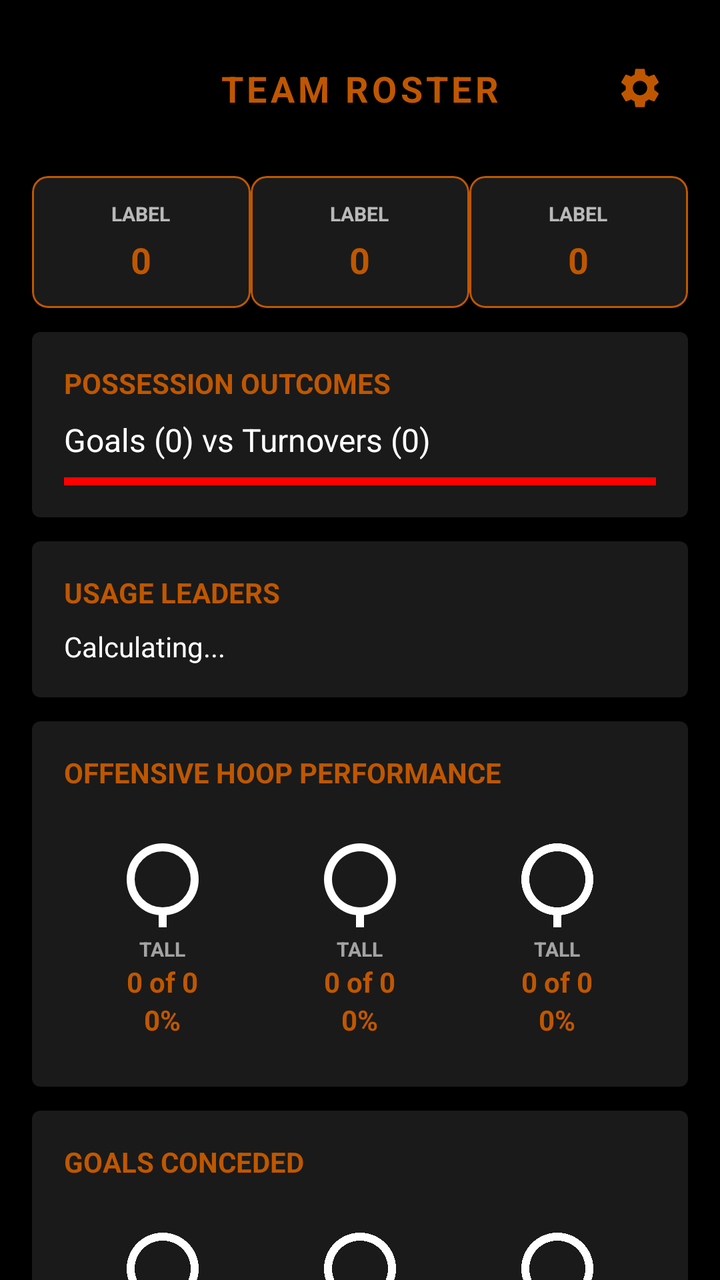
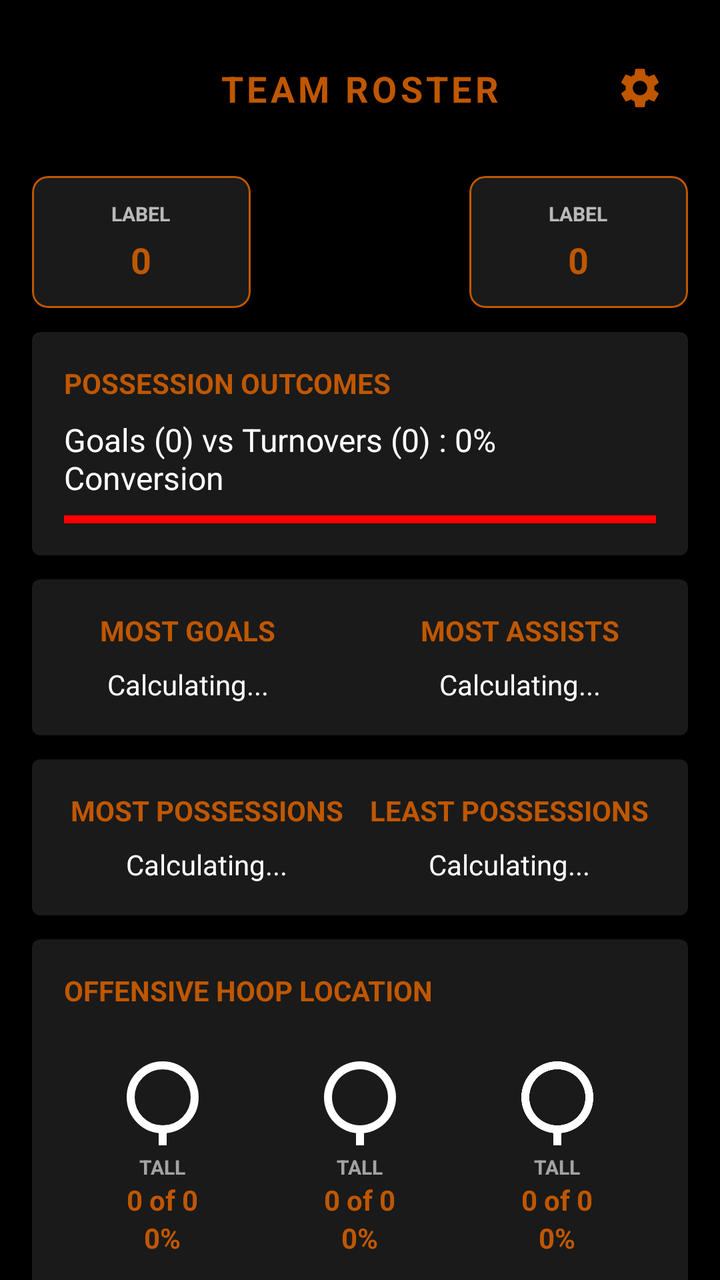

The first picture is an Android layout as it rendered before a commit; the second is the same layout after the commit. The layout source and the unified diff follow.
<!-- AndroidManifest.xml: application theme Theme.QuadballSidelineManager -->
<!-- res/layout/fragment_summary.xml -->
<?xml version="1.0" encoding="utf-8"?>
<androidx.core.widget.NestedScrollView xmlns:android="http://schemas.android.com/apk/res/android"
    xmlns:app="http://schemas.android.com/apk/res-auto"
    android:layout_width="match_parent"
    android:layout_height="match_parent"
    android:background="@color/black"
    android:fillViewport="true">

    <androidx.constraintlayout.widget.ConstraintLayout
        android:layout_width="match_parent"
        android:layout_height="wrap_content"
        android:padding="16dp">

        <include
            android:id="@+id/summary_header"
            layout="@layout/view_header"
            app:layout_constraintTop_toTopOf="parent" />

        <LinearLayout
            android:id="@+id/layout_quick_stats"
            android:layout_width="match_parent"
            android:layout_height="wrap_content"
            android:layout_marginTop="16dp"
            android:orientation="horizontal"
            app:layout_constraintTop_toBottomOf="@id/summary_header">

            <include android:id="@+id/stat_score_team" layout="@layout/item_summary_mini_card" android:layout_width="0dp" android:layout_height="wrap_content" android:layout_weight="1" />
            <include android:id="@+id/stat_shooting_perc" layout="@layout/item_summary_mini_card" android:layout_width="0dp" android:layout_height="wrap_content" android:layout_weight="1" />
            <include android:id="@+id/stat_score_opp" layout="@layout/item_summary_mini_card" android:layout_width="0dp" android:layout_height="wrap_content" android:layout_weight="1" />
        </LinearLayout>

        <com.google.android.material.card.MaterialCardView
            android:id="@+id/card_offensive_breakdown"
            android:layout_width="match_parent"
            android:layout_height="wrap_content"
            android:layout_marginTop="12dp"
            app:cardBackgroundColor="@color/light_black"
            app:layout_constraintTop_toBottomOf="@id/layout_quick_stats">

            <LinearLayout
                android:layout_width="match_parent"
                android:layout_height="wrap_content"
                android:orientation="vertical"
                android:padding="16dp">

                <TextView
                    android:layout_width="wrap_content"
                    android:layout_height="wrap_content"
                    android:text="POSSESSION OUTCOMES"
                    android:textColor="@color/burnt_orange"
                    android:textStyle="bold" />

                <TextView
                    android:id="@+id/tv_possession_ratio"
                    android:layout_width="match_parent"
                    android:layout_height="wrap_content"
                    android:layout_marginTop="8dp"
                    android:text="Goals (0) vs Turnovers (0)"
                    android:textColor="@color/white"
                    android:textSize="16sp" />

                <com.google.android.material.progressindicator.LinearProgressIndicator
                    android:id="@+id/progress_goal_ratio"
                    android:layout_width="match_parent"
                    android:layout_height="wrap_content"
                    android:layout_marginTop="8dp"
                    app:trackColor="@color/red"
                    app:indicatorColor="@color/green" />
            </LinearLayout>
        </com.google.android.material.card.MaterialCardView>

        <com.google.android.material.card.MaterialCardView
            android:id="@+id/card_usage"
            android:layout_width="match_parent"
            android:layout_height="wrap_content"
            android:layout_marginTop="12dp"
            app:cardBackgroundColor="@color/light_black"
            app:layout_constraintTop_toBottomOf="@id/card_offensive_breakdown">

            <LinearLayout
                android:layout_width="match_parent"
                android:layout_height="wrap_content"
                android:orientation="vertical"
                android:padding="16dp">

                <TextView
                    android:layout_width="wrap_content"
                    android:layout_height="wrap_content"
                    android:text="USAGE LEADERS"
                    android:textColor="@color/burnt_orange"
                    android:textStyle="bold" />

                <TextView
                    android:id="@+id/tv_high_usage"
                    android:layout_width="match_parent"
                    android:layout_height="wrap_content"
                    android:layout_marginTop="8dp"
                    android:text="Calculating..."
                    android:textColor="@color/white" />
            </LinearLayout>
        </com.google.android.material.card.MaterialCardView>

        <com.google.android.material.card.MaterialCardView
            android:id="@+id/card_hoop_performance"
            android:layout_width="match_parent"
            android:layout_height="wrap_content"
            android:layout_marginTop="12dp"
            app:cardBackgroundColor="@color/light_black"
            app:layout_constraintTop_toBottomOf="@id/card_usage">

            <LinearLayout
                android:layout_width="match_parent"
                android:layout_height="wrap_content"
                android:orientation="vertical"
                android:padding="16dp">

                <TextView
                    android:layout_width="wrap_content"
                    android:layout_height="wrap_content"
                    android:text="OFFENSIVE HOOP PERFORMANCE"
                    android:textColor="@color/burnt_orange"
                    android:textStyle="bold" />

                <LinearLayout
                    android:layout_width="match_parent"
                    android:layout_height="wrap_content"
                    android:layout_marginTop="12dp"
                    android:orientation="horizontal">

                    <include android:id="@+id/opp_hoop_small" layout="@layout/item_hoop_stat" android:layout_width="0dp" android:layout_height="wrap_content" android:layout_weight="1" />
                    <include android:id="@+id/opp_hoop_tall" layout="@layout/item_hoop_stat" android:layout_width="0dp" android:layout_height="wrap_content" android:layout_weight="1" />
                    <include android:id="@+id/opp_hoop_medium" layout="@layout/item_hoop_stat" android:layout_width="0dp" android:layout_height="wrap_content" android:layout_weight="1" />
                </LinearLayout>
            </LinearLayout>
        </com.google.android.material.card.MaterialCardView>

        <com.google.android.material.card.MaterialCardView
            android:id="@+id/card_goals_conceded"
            android:layout_width="match_parent"
            android:layout_height="wrap_content"
            android:layout_marginTop="12dp"
            app:cardBackgroundColor="@color/light_black"
            app:layout_constraintTop_toBottomOf="@id/card_hoop_performance">

            <LinearLayout
                android:layout_width="match_parent"
                android:layout_height="wrap_content"
                android:orientation="vertical"
                android:padding="16dp">

                <TextView
                    android:layout_width="wrap_content"
                    android:layout_height="wrap_content"
                    android:text="GOALS CONCEDED"
                    android:textColor="@color/burnt_orange"
                    android:textStyle="bold" />

                <LinearLayout
                    android:layout_width="match_parent"
                    android:layout_height="wrap_content"
                    android:layout_marginTop="12dp"
                    android:orientation="horizontal">

                    <include android:id="@+id/txq_hoop_medium" layout="@layout/item_hoop_stat" android:layout_width="0dp" android:layout_height="wrap_content" android:layout_weight="1" />
                    <include android:id="@+id/txq_hoop_tall" layout="@layout/item_hoop_stat" android:layout_width="0dp" android:layout_height="wrap_content" android:layout_weight="1" />
                    <include android:id="@+id/txq_hoop_small" layout="@layout/item_hoop_stat" android:layout_width="0dp" android:layout_height="wrap_content" android:layout_weight="1" />
                </LinearLayout>
            </LinearLayout>
        </com.google.android.material.card.MaterialCardView>

    </androidx.constraintlayout.widget.ConstraintLayout>
</androidx.core.widget.NestedScrollView>
<!-- res/layout/view_header.xml (included above) -->
<com.google.android.material.appbar.MaterialToolbar
    xmlns:android="http://schemas.android.com/apk/res/android"
    xmlns:app="http://schemas.android.com/apk/res-auto"
    android:layout_width="match_parent"
    android:layout_height="wrap_content"
    android:background="#000000"
    app:contentInsetStart="0dp">

    <androidx.constraintlayout.widget.ConstraintLayout
        android:layout_width="match_parent"
        android:layout_height="wrap_content"
        android:minHeight="48dp"
        android:fitsSystemWindows="true">

        <ImageView
            android:id="@+id/header_left_icon"
            android:layout_width="48dp"
            android:layout_height="48dp"
            android:padding="12dp"
            android:visibility="gone"
            app:tint="#BF5700"
            app:layout_constraintStart_toStartOf="parent"
            app:layout_constraintTop_toTopOf="parent"
            app:layout_constraintBottom_toBottomOf="parent" />

        <TextView
            android:id="@+id/header_title"
            android:layout_width="wrap_content"
            android:layout_height="wrap_content"
            android:text="TEAM ROSTER"
            android:textColor="#BF5700"
            android:textSize="18sp"
            android:textStyle="bold"
            android:letterSpacing="0.1"
            app:layout_constraintBottom_toBottomOf="parent"
            app:layout_constraintEnd_toEndOf="parent"
            app:layout_constraintStart_toStartOf="parent"
            app:layout_constraintTop_toTopOf="parent" />

        <ImageView
            android:id="@+id/header_right_icon"
            android:layout_width="48dp"
            android:layout_height="48dp"
            android:padding="12dp"
            android:src="@drawable/ic_settings"
            app:tint="#BF5700"
            app:layout_constraintBottom_toBottomOf="parent"
            app:layout_constraintEnd_toEndOf="parent"
            app:layout_constraintTop_toTopOf="parent" />

    </androidx.constraintlayout.widget.ConstraintLayout>
</com.google.android.material.appbar.MaterialToolbar>
<!-- res/layout/item_summary_mini_card.xml (included above) -->
<?xml version="1.0" encoding="utf-8"?>
<com.google.android.material.card.MaterialCardView
    xmlns:android="http://schemas.android.com/apk/res/android"
    xmlns:app="http://schemas.android.com/apk/res-auto"
    android:layout_width="match_parent"
    android:layout_height="wrap_content"
    android:layout_margin="4dp"
    app:cardBackgroundColor="@color/light_black"
    app:cardCornerRadius="8dp"
    app:strokeColor="@color/burnt_orange"
    app:strokeWidth="1dp">

    <LinearLayout
        android:layout_width="match_parent"
        android:layout_height="wrap_content"
        android:gravity="center"
        android:orientation="vertical"
        android:padding="12dp">

        <TextView
            android:id="@+id/tv_stat_label"
            android:layout_width="wrap_content"
            android:layout_height="wrap_content"
            android:text="LABEL"
            android:textColor="@color/white"
            android:alpha="0.7"
            android:textSize="10sp"
            android:textStyle="bold" />

        <TextView
            android:id="@+id/tv_stat_value"
            android:layout_width="wrap_content"
            android:layout_height="wrap_content"
            android:layout_marginTop="4dp"
            android:text="0"
            android:textColor="@color/burnt_orange"
            android:textSize="18sp"
            android:textStyle="bold" />

    </LinearLayout>
</com.google.android.material.card.MaterialCardView>
<!-- res/layout/item_hoop_stat.xml (included above) -->
<?xml version="1.0" encoding="utf-8"?>
<LinearLayout xmlns:android="http://schemas.android.com/apk/res/android"
    android:layout_width="match_parent"
    android:layout_height="wrap_content"
    android:gravity="center"
    android:orientation="vertical"
    android:padding="8dp">

    <ImageView
        android:id="@+id/iv_hoop_icon"
        android:layout_width="48dp"
        android:layout_height="48dp"
        android:src="@drawable/ic_hoop"
        android:contentDescription="Hoop Icon" />

    <TextView
        android:id="@+id/tv_hoop_label"
        android:layout_width="wrap_content"
        android:layout_height="wrap_content"
        android:layout_marginTop="4dp"
        android:text="TALL"
        android:textColor="@color/white"
        android:alpha="0.6"
        android:textSize="10sp"
        android:textStyle="bold" />

    <TextView
        android:id="@+id/tv_hoop_stats"
        android:layout_width="wrap_content"
        android:layout_height="wrap_content"
        android:text="0 of 0"
        android:textColor="@color/burnt_orange"
        android:textSize="14sp"
        android:textStyle="bold" />

    <TextView
        android:id="@+id/tv_hoop_percent"
        android:layout_width="wrap_content"
        android:layout_height="wrap_content"
        android:text="0%"
        android:textColor="@color/burnt_orange"
        android:textSize="14sp"
        android:textStyle="bold" />
</LinearLayout>
<!-- resources referenced by this layout -->
<resources>
  <color name="black">#FF000000</color>
  <color name="burnt_orange">#BF5700</color>
  <color name="green">#4CAF50</color>
  <color name="light_black">#1A1A1A</color>
  <color name="red">#FF0000</color>
  <color name="white">#FFFFFFFF</color>
  <!-- drawable ic_hoop (drawable) -->
  <vector xmlns:android="http://schemas.android.com/apk/res/android"
      android:width="24dp"
      android:height="24dp"
      android:viewportWidth="24"
      android:viewportHeight="24">
      <path
          android:pathData="M12,12m-8,0a8,8 0,1 1,16 0a8,8 0,1 1,-16 0"
          android:strokeColor="#FFFFFF"
          android:strokeWidth="2" />
      <path
          android:pathData="M12,20v4"
          android:strokeColor="#FFFFFF"
          android:strokeWidth="2"
          android:strokeLineCap="round" />
  </vector>
  <!-- drawable ic_settings (drawable) -->
  <vector xmlns:android="http://schemas.android.com/apk/res/android" android:height="24dp" android:tint="#BF5700" android:viewportHeight="24" android:viewportWidth="24" android:width="24dp">
        
      <path android:fillColor="@android:color/white" android:pathData="M19.14,12.94c0.04,-0.3 0.06,-0.61 0.06,-0.94c0,-0.32 -0.02,-0.64 -0.07,-0.94l2.03,-1.58c0.18,-0.14 0.23,-0.41 0.12,-0.61l-1.92,-3.32c-0.12,-0.22 -0.37,-0.29 -0.59,-0.22l-2.39,0.96c-0.5,-0.38 -1.03,-0.7 -1.62,-0.94L14.4,2.81c-0.04,-0.24 -0.24,-0.41 -0.48,-0.41h-3.84c-0.24,0 -0.43,0.17 -0.47,0.41L9.25,5.35C8.66,5.59 8.12,5.92 7.63,6.29L5.24,5.33c-0.22,-0.08 -0.47,0 -0.59,0.22L2.74,8.87C2.62,9.08 2.66,9.34 2.86,9.48l2.03,1.58C4.84,11.36 4.8,11.69 4.8,12s0.02,0.64 0.07,0.94l-2.03,1.58c-0.18,0.14 -0.23,0.41 -0.12,0.61l1.92,3.32c0.12,0.22 0.37,0.29 0.59,0.22l2.39,-0.96c0.5,0.38 1.03,0.7 1.62,0.94l0.36,2.54c0.05,0.24 0.24,0.41 0.48,0.41h3.84c0.24,0 0.44,-0.17 0.47,-0.41l0.36,-2.54c0.59,-0.24 1.13,-0.56 1.62,-0.94l2.39,0.96c0.22,0.08 0.47,0 0.59,-0.22l1.92,-3.32c0.12,-0.22 0.07,-0.47 -0.12,-0.61L19.14,12.94zM12,15.6c-1.98,0 -3.6,-1.62 -3.6,-3.6s1.62,-3.6 3.6,-3.6s3.6,1.62 3.6,3.6S13.98,15.6 12,15.6z"/>
      
  </vector>
  <style name="Theme.QuadballSidelineManager" parent="Theme.MaterialComponents.DayNight.NoActionBar">
      </style>
</resources>

<!-- the commit's change to res/layout/fragment_summary.xml (unified diff, before → after) -->
@@ -25,7 +25,7 @@
             app:layout_constraintTop_toBottomOf="@id/summary_header">
 
             <include android:id="@+id/stat_score_team" layout="@layout/item_summary_mini_card" android:layout_width="0dp" android:layout_height="wrap_content" android:layout_weight="1" />
-            <include android:id="@+id/stat_shooting_perc" layout="@layout/item_summary_mini_card" android:layout_width="0dp" android:layout_height="wrap_content" android:layout_weight="1" />
+            <Space android:layout_width="0dp" android:layout_height="match_parent" android:layout_weight="1" />
             <include android:id="@+id/stat_score_opp" layout="@layout/item_summary_mini_card" android:layout_width="0dp" android:layout_height="wrap_content" android:layout_weight="1" />
         </LinearLayout>
 
@@ -55,7 +55,7 @@
                     android:layout_width="match_parent"
                     android:layout_height="wrap_content"
                     android:layout_marginTop="8dp"
-                    android:text="Goals (0) vs Turnovers (0)"
+                    android:text="Goals (0) vs Turnovers (0) : 0% Conversion"
                     android:textColor="@color/white"
                     android:textSize="16sp" />
 
@@ -70,12 +70,156 @@
         </com.google.android.material.card.MaterialCardView>
 
         <com.google.android.material.card.MaterialCardView
-            android:id="@+id/card_usage"
+            android:id="@+id/player_goal_info"
             android:layout_width="match_parent"
             android:layout_height="wrap_content"
             android:layout_marginTop="12dp"
             app:cardBackgroundColor="@color/light_black"
             app:layout_constraintTop_toBottomOf="@id/card_offensive_breakdown">
+
+            <LinearLayout
+                android:layout_width="match_parent"
+                android:layout_height="wrap_content"
+                android:orientation="horizontal"
+                android:layout_gravity="center_horizontal"
+                android:padding="16dp">
+
+                <LinearLayout
+                    android:layout_width="wrap_content"
+                    android:layout_height="wrap_content"
+                    android:layout_weight="1"
+                    android:orientation="vertical"
+                    android:layout_gravity="center_horizontal"
+                    android:gravity="center">
+
+                    <TextView
+                        android:layout_width="wrap_content"
+                        android:layout_height="wrap_content"
+                        android:text="MOST GOALS"
+                        android:textColor="@color/burnt_orange"
+                        android:textStyle="bold" />
+
+                    <TextView
+                        android:id="@+id/tv_most_goals"
+                        android:layout_width="match_parent"
+                        android:layout_height="wrap_content"
+                        android:gravity="center"
+                        android:layout_marginTop="8dp"
+                        android:text="Calculating..."
+                        android:textColor="@color/white" />
+                </LinearLayout>
+
+                <Space
+                    android:layout_width="0dp"
+                    android:layout_height="wrap_content"
+                    android:layout_weight="1" />
+
+                <LinearLayout
+                    android:layout_width="wrap_content"
+                    android:layout_height="wrap_content"
+                    android:layout_weight="1"
+                    android:orientation="vertical"
+                    android:layout_gravity="center_horizontal"
+                    android:gravity="center">
+
+                    <TextView
+                        android:layout_width="wrap_content"
+                        android:layout_height="wrap_content"
+                        android:text="MOST ASSISTS"
+                        android:textColor="@color/burnt_orange"
+                        android:textStyle="bold" />
+
+                    <TextView
+                        android:id="@+id/tv_most_assists"
+                        android:layout_width="match_parent"
+                        android:layout_height="wrap_content"
+                        android:gravity="center"
+                        android:layout_marginTop="8dp"
+                        android:text="Calculating..."
+                        android:textColor="@color/white" />
+                </LinearLayout>
+            </LinearLayout>
+        </com.google.android.material.card.MaterialCardView>
+
+        <com.google.android.material.card.MaterialCardView
+            android:id="@+id/card_usage"
+            android:layout_width="match_parent"
+            android:layout_height="wrap_content"
+            android:layout_marginTop="12dp"
+            app:cardBackgroundColor="@color/light_black"
+            app:layout_constraintTop_toBottomOf="@id/player_goal_info">
+
+            <LinearLayout
+                android:layout_width="match_parent"
+                android:layout_height="wrap_content"
+                android:orientation="horizontal"
+                android:layout_gravity="center_horizontal"
+                android:padding="16dp">
+
+                <LinearLayout
+                    android:layout_width="wrap_content"
+                    android:layout_height="wrap_content"
+                    android:layout_weight="1"
+                    android:orientation="vertical"
+                    android:layout_gravity="center_horizontal"
+                    android:gravity="center">
+
+                    <TextView
+                        android:layout_width="wrap_content"
+                        android:layout_height="wrap_content"
+                        android:text="MOST POSSESSIONS"
+                        android:textColor="@color/burnt_orange"
+                        android:textStyle="bold" />
+
+                    <TextView
+                        android:id="@+id/tv_high_usage"
+                        android:layout_width="match_parent"
+                        android:layout_height="wrap_content"
+                        android:gravity="center"
+                        android:layout_marginTop="8dp"
+                        android:text="Calculating..."
+                        android:textColor="@color/white" />
+                </LinearLayout>
+
+                <Space
+                    android:layout_width="0dp"
+                    android:layout_height="wrap_content"
+                    android:layout_weight="1" />
+
+                <LinearLayout
+                    android:layout_width="wrap_content"
+                    android:layout_height="wrap_content"
+                    android:layout_weight="1"
+                    android:orientation="vertical"
+                    android:layout_gravity="center_horizontal"
+                    android:gravity="center">
+
+                    <TextView
+                        android:layout_width="wrap_content"
+                        android:layout_height="wrap_content"
+                        android:text="LEAST POSSESSIONS"
+                        android:textColor="@color/burnt_orange"
+                        android:textStyle="bold" />
+
+                    <TextView
+                        android:id="@+id/tv_low_usage"
+                        android:layout_width="match_parent"
+                        android:layout_height="wrap_content"
+                        android:gravity="center"
+                        android:layout_marginTop="8dp"
+                        android:text="Calculating..."
+                        android:textColor="@color/white" />
+                </LinearLayout>
+            </LinearLayout>
+        </com.google.android.material.card.MaterialCardView>
+
+        <com.google.android.material.card.MaterialCardView
+            android:id="@+id/card_goals_scored"
+            android:layout_width="match_parent"
+            android:layout_height="wrap_content"
+            android:layout_marginTop="12dp"
+            app:cardBackgroundColor="@color/light_black"
+            app:layout_constraintTop_toBottomOf="@id/card_usage">
 
             <LinearLayout
                 android:layout_width="match_parent"
@@ -86,38 +230,7 @@
                 <TextView
                     android:layout_width="wrap_content"
                     android:layout_height="wrap_content"
-                    android:text="USAGE LEADERS"
-                    android:textColor="@color/burnt_orange"
-                    android:textStyle="bold" />
-
-                <TextView
-                    android:id="@+id/tv_high_usage"
-                    android:layout_width="match_parent"
-                    android:layout_height="wrap_content"
-                    android:layout_marginTop="8dp"
-                    android:text="Calculating..."
-                    android:textColor="@color/white" />
-            </LinearLayout>
-        </com.google.android.material.card.MaterialCardView>
-
-        <com.google.android.material.card.MaterialCardView
-            android:id="@+id/card_hoop_performance"
-            android:layout_width="match_parent"
-            android:layout_height="wrap_content"
-            android:layout_marginTop="12dp"
-            app:cardBackgroundColor="@color/light_black"
-            app:layout_constraintTop_toBottomOf="@id/card_usage">
-
-            <LinearLayout
-                android:layout_width="match_parent"
-                android:layout_height="wrap_content"
-                android:orientation="vertical"
-                android:padding="16dp">
-
-                <TextView
-                    android:layout_width="wrap_content"
-                    android:layout_height="wrap_content"
-                    android:text="OFFENSIVE HOOP PERFORMANCE"
+                    android:text="OFFENSIVE HOOP LOCATION"
                     android:textColor="@color/burnt_orange"
                     android:textStyle="bold" />
 
@@ -140,7 +253,7 @@
             android:layout_height="wrap_content"
             android:layout_marginTop="12dp"
             app:cardBackgroundColor="@color/light_black"
-            app:layout_constraintTop_toBottomOf="@id/card_hoop_performance">
+            app:layout_constraintTop_toBottomOf="@id/card_goals_scored">
 
             <LinearLayout
                 android:layout_width="match_parent"
@@ -309,4 +422,12 @@
         android:textColor="@color/burnt_orange"
         android:textSize="14sp"
         android:textStyle="bold" />
+
+    <LinearLayout
+        android:id="@+id/container_shot_details"
+        android:layout_width="match_parent"
+        android:layout_height="wrap_content"
+        android:layout_marginTop="4dp"
+        android:gravity="center_horizontal"
+        android:orientation="vertical" />
 </LinearLayout>
